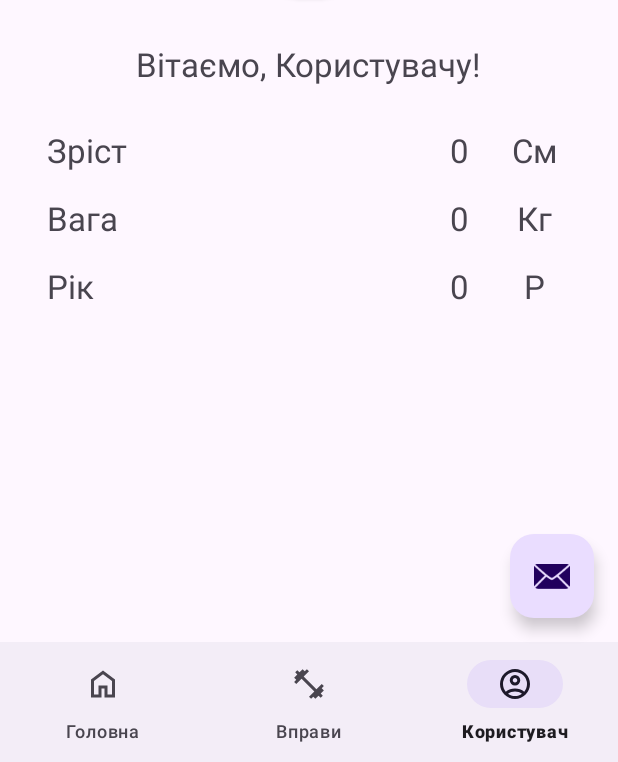
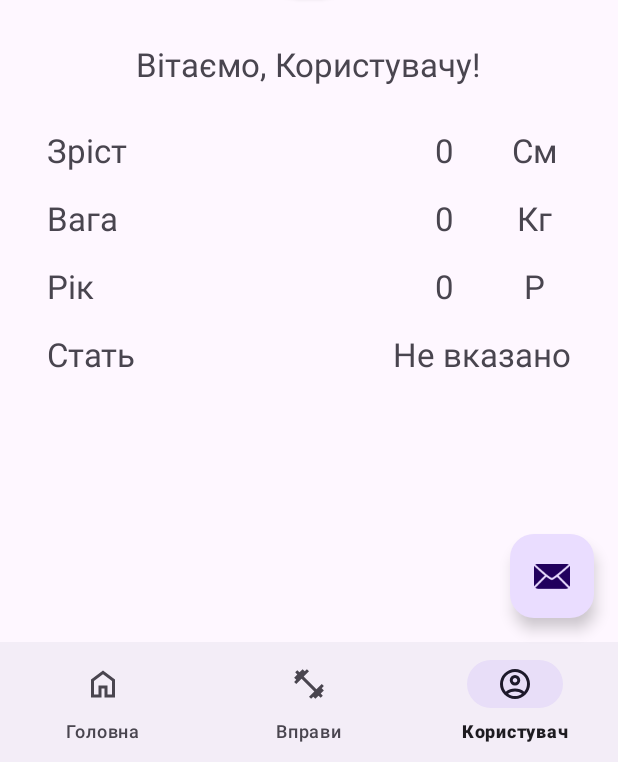
Before and after one commit to kostya-yesypenko/WorkoutApp, an Android app: the UserFragment screen opened through its navigation route, on a phone screen of 412 x 824 dp, the part 474-1236 px from its top. Run offline under Robolectric (Android 15) with nearby library versions, the phone set to English and light mode, and no system bars; our stand-ins replace navigation-ui; 4 statements that could not run were skipped.

Commit message:
Add database (User), user page (show user data), edit user page (user fields edit and reset)

```diff
--- a/app/src/main/java/com/example/kursovavavaaa/MainActivity.kt
+++ b/app/src/main/java/com/example/kursovavavaaa/MainActivity.kt
@@ -2,18 +2,12 @@ package com.example.kursovavavaaa
 
 import android.annotation.SuppressLint
 import android.app.AlarmManager
-import android.app.NotificationChannel
-import android.app.NotificationManager
 import android.app.PendingIntent
-import android.content.BroadcastReceiver
 import android.content.Context
 import android.content.Intent
 import android.content.SharedPreferences
-import android.content.pm.PackageManager
-import android.os.Build
 import android.os.Bundle
 import android.util.Log
-import com.google.android.material.snackbar.Snackbar
 import androidx.appcompat.app.AppCompatActivity
 import androidx.navigation.findNavController
 import androidx.navigation.ui.AppBarConfiguration
@@ -22,9 +16,7 @@ import androidx.navigation.ui.setupActionBarWithNavController
 import android.view.Menu
 import android.view.MenuItem
 import androidx.appcompat.app.AppCompatDelegate
-import androidx.core.app.NotificationCompat
 import androidx.navigation.ui.setupWithNavController
-import androidx.recyclerview.widget.LinearLayoutManager
 import com.example.kursovavavaaa.data.Database
 import com.example.kursovavavaaa.databinding.ActivityMainBinding
 import java.util.Calendar
@@ -69,6 +61,10 @@ class MainActivity : AppCompatActivity() {
 
 
         scheduleMessageWithAlarmManager(this)
+
+        // Create user in database
+        val db = Database(this, null)
+        db.createUser()
 
     }
 
--- a/app/src/main/java/com/example/kursovavavaaa/ui/fragments/UserFragment.kt
+++ b/app/src/main/java/com/example/kursovavavaaa/ui/fragments/UserFragment.kt
@@ -5,27 +5,56 @@ import androidx.fragment.app.Fragment
 import android.view.LayoutInflater
 import android.view.View
 import android.view.ViewGroup
+import android.widget.Toast
 import androidx.navigation.fragment.findNavController
 import com.example.kursovavavaaa.R
+import com.example.kursovavavaaa.data.Database
 import com.example.kursovavavaaa.databinding.FragmentUserBinding
 
 class UserFragment : Fragment() {
-    private lateinit var _binding: FragmentUserBinding
+    private var _binding: FragmentUserBinding? = null
     private val binding get() = _binding!!
+
 
     override fun onCreateView(
         inflater: LayoutInflater, container: ViewGroup?,
         savedInstanceState: Bundle?
     ): View? {
-
         _binding = FragmentUserBinding.inflate(inflater, container, false)
 
-        binding.editBtn.setOnClickListener {
+        // Fill user data fields
+        fillUserData()
 
+        binding?.editBtn?.setOnClickListener {
             val navController = findNavController()
             navController.navigate(R.id.editProfileFragment)
         }
         return binding.root
     }
 
+    override fun onDestroyView() {
+        super.onDestroyView()
+        _binding = null
+    }
+
+    // Fill user data fields
+    fun fillUserData() {
+        try {
+            // Get the user from the database
+            val db = Database(requireContext(), null)
+            val user = db.getUser()
+
+            // If user is not null, fill the fields
+            if (user != null) {
+                binding.greetingsMessage.text = "Вітаємо, ${user.name}"
+                binding.heightText.text = user.height.toString()
+                binding.weightText.text = user.weight.toString()
+                binding.ageText.text = user.age.toString()
+                binding.genderText.text = user.gender.toString()
+            }
+        } catch (e: Exception) {
+            // Show error message
+            Toast.makeText(requireContext(), e.message, Toast.LENGTH_LONG).show()
+        }
+    }
 }
--- a/app/src/main/res/layout/fragment_user.xml
+++ b/app/src/main/res/layout/fragment_user.xml
@@ -77,13 +77,13 @@
                 android:gravity="center_vertical"/>
 
             <TextView
-                android:layout_width="50dp"
+                android:id="@+id/heightText"
+                android:layout_width="70dp"
                 android:layout_height="fill_parent"
                 android:text="0"
                 android:textSize="22sp"
                 android:gravity="center"
-                android:textAlignment="center"
-                android:layout_marginLeft="20dp"/>
+                android:textAlignment="center" />
 
 
             <TextView
@@ -109,13 +109,13 @@
                 android:gravity="center_vertical"/>
 
             <TextView
-                android:layout_width="50dp"
+                android:id="@+id/weightText"
+                android:layout_width="70dp"
                 android:layout_height="fill_parent"
                 android:text="0"
                 android:textSize="22sp"
                 android:gravity="center"
-                android:textAlignment="center"
-                android:layout_marginLeft="20dp"/>
+                android:textAlignment="center" />
 
             <TextView
                 android:layout_width="50dp"
@@ -140,13 +140,13 @@
                 android:gravity="center_vertical"/>
 
             <TextView
-                android:layout_width="50dp"
+                android:id="@+id/ageText"
+                android:layout_width="70dp"
                 android:layout_height="fill_parent"
                 android:text="0"
                 android:textSize="22sp"
                 android:gravity="center"
-                android:textAlignment="center"
-                android:layout_marginLeft="20dp"/>
+                android:textAlignment="center" />
 
             <TextView
                 android:layout_width="50dp"
@@ -158,6 +158,29 @@
 
         </LinearLayout>
 
+        <LinearLayout
+            android:layout_width="350dp"
+            android:layout_height="45dp"
+            android:orientation="horizontal">
+
+            <TextView
+                android:layout_width="230dp"
+                android:layout_height="fill_parent"
+                android:text="Стать"
+                android:textSize="22sp"
+                android:gravity="center_vertical"/>
+
+            <TextView
+                android:id="@+id/genderText"
+                android:layout_width="120dp"
+                android:layout_height="fill_parent"
+                android:text="Не вказано"
+                android:textSize="22sp"
+                android:gravity="center"
+                android:textAlignment="center" />
+
+        </LinearLayout>
+
     </LinearLayout>
 
 </androidx.constraintlayout.widget.ConstraintLayout>
--- a/app/src/main/res/values/strings.xml
+++ b/app/src/main/res/values/strings.xml
@@ -27,4 +27,10 @@
         <item>Very active</item>
         <item>Extra active</item>
     </string-array>
+
+    <string-array name="gender_options">
+        <item>Не вказано</item>
+        <item>Чоловік</item>
+        <item>Жінка</item>
+    </string-array>
 </resources>
```
Also changed, not shown: app/src/main/java/com/example/kursovavavaaa/data/Database.kt (+36 -104 lines), app/src/main/java/com/example/kursovavavaaa/data/entity/Completed.kt (deleted, +0 -7 lines), app/src/main/java/com/example/kursovavavaaa/data/entity/Complexity.kt (deleted, +0 -10 lines), app/src/main/java/com/example/kursovavavaaa/data/entity/Exercise.kt (deleted, +0 -11 lines), app/src/main/java/com/example/kursovavavaaa/data/entity/Statistic.kt (deleted, +0 -7 lines), app/src/main/java/com/example/kursovavavaaa/data/entity/User.kt (deleted, +0 -11 lines), app/src/main/java/com/example/kursovavavaaa/data/entity/Workout.kt (deleted, +0 -8 lines), app/src/main/java/com/example/kursovavavaaa/ui/fragments/EditProfileFragment.kt (+99 -46 lines), app/src/main/res/layout/fragment_edit_profile.xml (+38 -35 lines).
